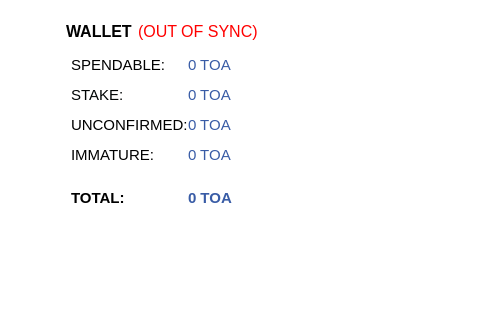
Old version of the form src/qt/forms/overviewpage.ui in the repository toacoin/TOA; both pictures show x 0 to 480 and y 0 to 320 of the 1421 by 507 pixel window.
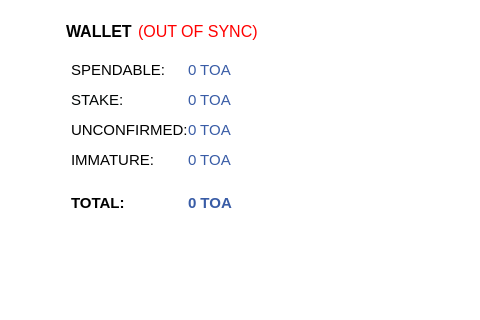
New version of the form. Icons and pictures are not drawn.

Commit message: updated overview page

```diff
--- a/src/qt/forms/overviewpage.ui
+++ b/src/qt/forms/overviewpage.ui
@@ -551,6 +551,22 @@
           </item>
          </layout>
         </item>
+        <item>
+         <spacer name="verticalSpacer_2">
+          <property name="orientation">
+           <enum>Qt::Vertical</enum>
+          </property>
+          <property name="sizeType">
+           <enum>QSizePolicy::Fixed</enum>
+          </property>
+          <property name="sizeHint" stdset="0">
+           <size>
+            <width>20</width>
+            <height>5</height>
+           </size>
+          </property>
+         </spacer>
+        </item>
         <item>
          <widget class="QFrame" name="frame">
           <layout class="QGridLayout" name="gridLayout_2">
```
Left out of the diff: 5 changed lines with no effect on the pictures.
